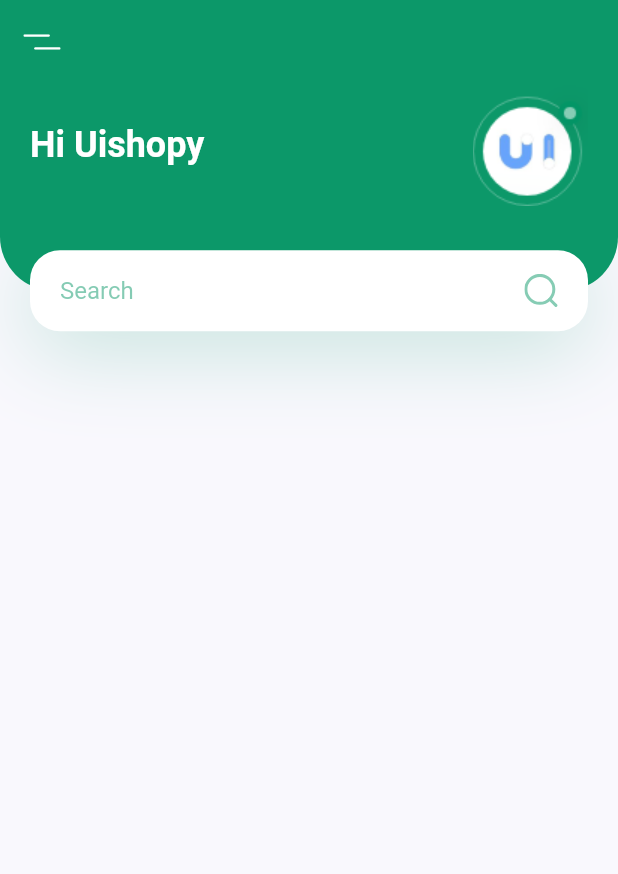
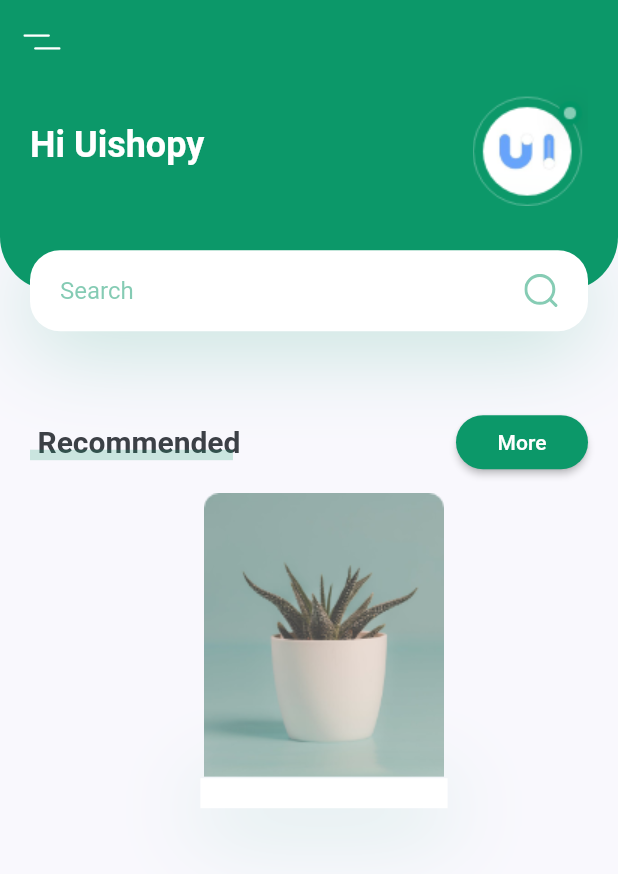
Before and after one commit to Aminsl76/PlantApp, a Flutter app: the screen it shows after launch, on a phone screen of 412 x 824 dp. Shown: the top 874 px of the screen. Run offline on Flutter 3.47's test engine with Material 2 defaults, Android fonts, the phone set to English and light mode, and no system bars; our stand-ins replace flutter_svg.

Commit message:
plants list items creating

```diff
--- a/lib/screens/home/components/body.dart
+++ b/lib/screens/home/components/body.dart
@@ -1,6 +1,8 @@
 import 'package:flutter/material.dart';
 import 'package:flutter_svg/flutter_svg.dart';
 import 'package:plant_app/constants.dart';
+
+import 'header_with_search_box.dart';
 
 class Body extends StatelessWidget {
   const Body({Key? key}) : super(key: key);
@@ -9,86 +11,44 @@ class Body extends StatelessWidget {
   Widget build(BuildContext context) {
     Size size = MediaQuery.of(context).size;
 
-    return Column(
+    return SingleChildScrollView(
+      child: Column(
         children: [
-        HeaderWithSearchBox(size: size)
-      ],
-    );
-  }
-}
-
-class HeaderWithSearchBox extends StatelessWidget {
-  const HeaderWithSearchBox({
-    Key? key,
-    required this.size,
-  }) : super(key: key);
-
-  final Size size;
-
-  @override
-  Widget build(BuildContext context) {
-    return Container(
-      height: size.height * 0.2,
-      child: Stack(
+          HeaderWithSearchBox(size: size),
+          TitleWithMoreBtn(title: "Recommended", press: (){},) ,
+          Container(
+            width: size.width * 0.4,
+            margin: EdgeInsets.only(
+              left: kDefaultPadding,
+              top: kDefaultPadding / 2,
+              bottom: kDefaultPadding * 2.5
+            ),
+            child: Column(
               children: [
+                Image.asset("assets/images/image_1.png"),
                 Container(
-            padding: EdgeInsets.only(
-              left: kDefaultPadding ,
-              right: kDefaultPadding ,
-              bottom: 36 + kDefaultPadding
-            ),
-            height: size.height * 0.2 - 27,
+                  padding: EdgeInsets.all(kDefaultPadding / 2),
                   decoration: BoxDecoration(
-                color: kPrimaryColor,
-                borderRadius: BorderRadius.only(
-                    bottomLeft: Radius.circular(36),
-                    bottomRight: Radius.circular(36))),
-            child: Row(
-              children: [
-                Text("Hi Uishopy",
-                    style: Theme.of(context).textTheme.headline5?.copyWith(
-                        color: Colors.white, fontWeight: FontWeight.bold)
-                ) ,
-                Spacer(),
-                Image.asset("assets/images/logo.png")
-              ],
-            ),
-          ),
-          Positioned(
-            bottom: 0,
-            left: 0,
-            right: 0,
-            child: Container(
-              margin: EdgeInsets.symmetric(horizontal: kDefaultPadding),
-              padding: EdgeInsets.symmetric(horizontal: kDefaultPadding),
-              alignment: Alignment.center,
-              height: 54,
-              decoration: BoxDecoration(
-                  color: Colors.white,
-                  borderRadius: BorderRadius.circular(20),
+                    color: Colors.white ,
                     boxShadow: [
                       BoxShadow(
                           offset: Offset(0, 10),
                           blurRadius: 50,
-                        color: kPrimaryColor.withOpacity(0.23))
-                  ]),
-              child: Row(
+                          color: kPrimaryColor.withOpacity(0.23)
+                      )
+                    ]
+                  ),
+                ) ,
+                Row(
                   children: [
-                  Expanded(
-                    child: TextField(
-                      decoration: InputDecoration(
-                        hintText: "Search",
-                        hintStyle: TextStyle(
-                            color: kPrimaryColor.withOpacity(0.5)),
-                        enabledBorder: InputBorder.none,
-                        focusedBorder: InputBorder.none,
-                      ),
-                      onChanged: (value) {},
-                    ),
-                  ),
-                  SvgPicture.asset("assets/icons/search.svg")
+                    RichText(text: TextSpan(
+                      children: [
+
+                      ]
+                    ))
                   ],
-              ),
+                )
+              ],
             ),
           )
         ],
@@ -96,3 +56,68 @@ class HeaderWithSearchBox extends StatelessWidget {
     );
   }
 }
+
+class TitleWithMoreBtn extends StatelessWidget {
+  const TitleWithMoreBtn({
+    Key? key, required this.title, required this.press,
+  }) : super(key: key);
+
+  final String title;
+  final Function press;
+
+  @override
+  Widget build(BuildContext context) {
+    return Padding(
+      padding: EdgeInsets.symmetric(horizontal: kDefaultPadding),
+      child: Row(
+        children: [
+          TitleWithCustomUnderline(title: title),
+          Spacer(),
+          MaterialButton(
+            onPressed: (){},
+            color: kPrimaryColor,
+            shape: RoundedRectangleBorder(
+              borderRadius: BorderRadius.circular(20)
+            ),
+            child: Text("More" , style: TextStyle(color: Colors.white)),
+          )
+        ],
+      ),
+    );
+  }
+}
+
+class TitleWithCustomUnderline extends StatelessWidget {
+  const TitleWithCustomUnderline({Key? key, required this.title})
+      : super(key: key);
+
+  final String title;
+
+  @override
+  Widget build(BuildContext context) {
+    return Container(
+      height: 24,
+      child: Stack(
+        children: [
+          Padding(
+            child: Text(
+              "Recommended",
+              style: TextStyle(fontSize: 20, fontWeight: FontWeight.bold),
+            ),
+            padding: EdgeInsets.only(left: kDefaultPadding / 4),
+          ),
+          Positioned(
+            bottom: 0,
+            left: 0,
+            right: 0,
+            child: Container(
+              margin: EdgeInsets.only(right: kDefaultPadding / 4),
+              height: 7,
+              color: kPrimaryColor.withOpacity(0.2),
+            ),
+          )
+        ],
+      ),
+    );
+  }
+}
--- /dev/null
+++ b/lib/screens/home/components/header_with_search_box.dart
@@ -0,0 +1,85 @@
+import 'package:flutter/material.dart';
+import 'package:flutter_svg/flutter_svg.dart';
+
+import '../../../constants.dart';
+
+class HeaderWithSearchBox extends StatelessWidget {
+  const HeaderWithSearchBox({
+    Key? key,
+    required this.size,
+  }) : super(key: key);
+
+  final Size size;
+
+  @override
+  Widget build(BuildContext context) {
+    return Container(
+      margin: EdgeInsets.only(bottom: kDefaultPadding * 2.5),
+      height: size.height * 0.2,
+      child: Stack(
+        children: [
+          Container(
+            padding: EdgeInsets.only(
+                left: kDefaultPadding ,
+                right: kDefaultPadding ,
+                bottom: 36 + kDefaultPadding
+            ),
+            height: size.height * 0.2 - 27,
+            decoration: BoxDecoration(
+                color: kPrimaryColor,
+                borderRadius: BorderRadius.only(
+                    bottomLeft: Radius.circular(36),
+                    bottomRight: Radius.circular(36))),
+            child: Row(
+              children: [
+                Text("Hi Uishopy",
+                    style: Theme.of(context).textTheme.headline5?.copyWith(
+                        color: Colors.white, fontWeight: FontWeight.bold)
+                ) ,
+                Spacer(),
+                Image.asset("assets/images/logo.png")
+              ],
+            ),
+          ),
+          Positioned(
+            bottom: 0,
+            left: 0,
+            right: 0,
+            child: Container(
+              margin: EdgeInsets.symmetric(horizontal: kDefaultPadding),
+              padding: EdgeInsets.symmetric(horizontal: kDefaultPadding),
+              alignment: Alignment.center,
+              height: 54,
+              decoration: BoxDecoration(
+                  color: Colors.white,
+                  borderRadius: BorderRadius.circular(20),
+                  boxShadow: [
+                    BoxShadow(
+                        offset: Offset(0, 10),
+                        blurRadius: 50,
+                        color: kPrimaryColor.withOpacity(0.23))
+                  ]),
+              child: Row(
+                children: [
+                  Expanded(
+                    child: TextField(
+                      decoration: InputDecoration(
+                        hintText: "Search",
+                        hintStyle: TextStyle(
+                            color: kPrimaryColor.withOpacity(0.5)),
+                        enabledBorder: InputBorder.none,
+                        focusedBorder: InputBorder.none,
+                      ),
+                      onChanged: (value) {},
+                    ),
+                  ),
+                  SvgPicture.asset("assets/icons/search.svg")
+                ],
+              ),
+            ),
+          )
+        ],
+      ),
+    );
+  }
+}
```
Lines whose indentation alone changed are shown as unchanged.
